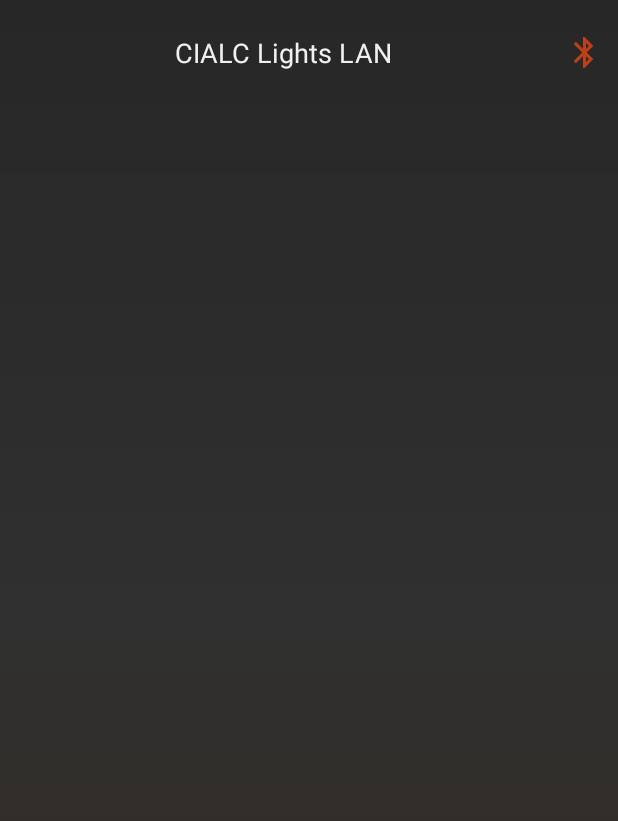
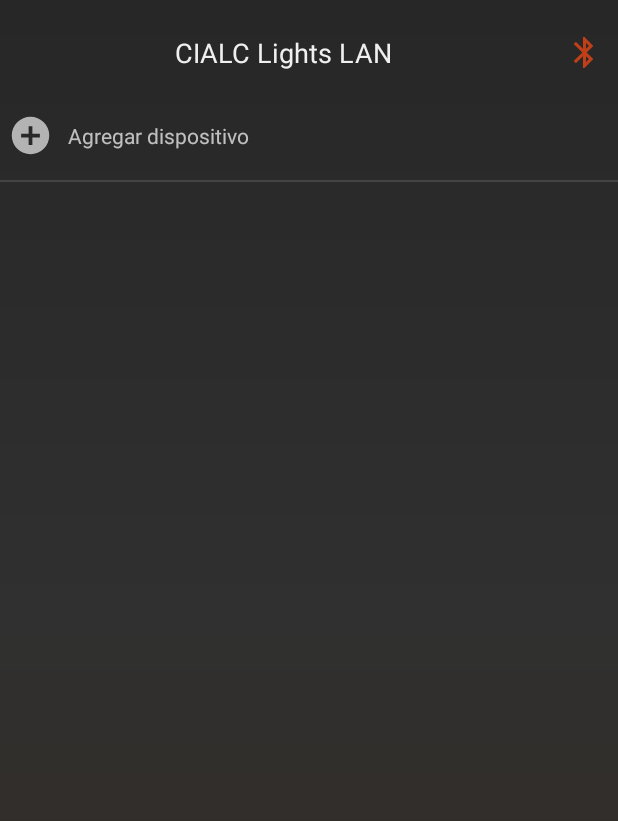
Before and after one commit to silver4a/CIALC-Lights-LAN, an Android app: the screen it shows after launch (MainActivity), on a phone screen of 412 x 824 dp. Before the commit the part shown is almost empty. Shown: the top 821 px of the screen. Run offline under Robolectric (Android 15) with nearby library versions, the phone set to English and light mode, and no system bars.

Commit message:
Se incorpora recyclerView para tener dinamicos los dispositivos.

```diff
--- a/app/src/main/java/com/cialc/MainActivity.java
+++ b/app/src/main/java/com/cialc/MainActivity.java
@@ -1,12 +1,21 @@
 package com.cialc;
 
 import androidx.appcompat.app.AppCompatActivity;
+import androidx.recyclerview.widget.DividerItemDecoration;
+import androidx.recyclerview.widget.ItemTouchHelper;
+import androidx.recyclerview.widget.LinearLayoutManager;
+import androidx.recyclerview.widget.RecyclerView;
 
 import android.app.Activity;
 import android.app.AlertDialog;
 import android.content.Context;
 import android.content.DialogInterface;
 import android.content.SharedPreferences;
+import android.graphics.Bitmap;
+import android.graphics.BitmapFactory;
+import android.graphics.Canvas;
+import android.graphics.drawable.BitmapDrawable;
+import android.graphics.drawable.Drawable;
 import android.os.Bundle;
 import android.view.View;
 import android.widget.EditText;
@@ -15,20 +24,26 @@ import android.widget.LinearLayout;
 import android.widget.TextView;
 import android.widget.Toast;
 
+import com.cialc.recycler.Adapter;
+import com.cialc.recycler.Dispositivo;
+
+import java.net.URL;
+import java.util.ArrayList;
 import java.util.Dictionary;
 import java.util.HashMap;
 import java.util.Map;
 
-public class MainActivity extends AppCompatActivity implements View.OnClickListener {
+public class MainActivity extends AppCompatActivity implements View.OnClickListener, Adapter.ListClickItem {
     //Controles globales.
     ImageView bt_bluetooth;
-    LinearLayout[] items = new LinearLayout[18];
-    TextView[] txts = new TextView[18];
-    Map<Integer,String> hostnames = new HashMap<Integer,String>();
-    int totalHostnames;
 
     //Objeto de bluetooth.
     BluetoothService bt;
+
+    //Array de dispositivos.
+    ArrayList<Dispositivo> listDevices;
+    RecyclerView recyclerView;
+    Adapter adapterDevices;
 
     @Override
     protected void onCreate(Bundle savedInstanceState) {
@@ -39,9 +54,12 @@ public class MainActivity extends AppCompatActivity implements View.OnClickListe
         //Configuración de las vistas
         bt_bluetooth = (ImageView) findViewById(R.id.bt_bluetooth);
         bt_bluetooth.setOnClickListener(this);
+        recyclerView = findViewById(R.id.recycler);
         //----------------------------------------
 
          bt = BluetoothService.getInstance(this,(Activity) this);
+
+        createRecycler();
 
     }
 
@@ -50,6 +68,12 @@ public class MainActivity extends AppCompatActivity implements View.OnClickListe
         switch (v.getId()){
             case R.id.bt_bluetooth:
                 //Se configura el BT.
+                bluetoohConfig();
+                break;
+        }
+    }
+
+    private void bluetoohConfig() {
         bt.configBluetooth(new BluetoothService.OnConnect() {
             @Override
             public void OnSuccess() {
@@ -61,11 +85,7 @@ public class MainActivity extends AppCompatActivity implements View.OnClickListe
                 //Error de conexion.
             }
         });
-                break;
     }
-    }
-
-
 
     private void dialogConfigWiFi(){
         final AlertDialog.Builder builder = new AlertDialog.Builder(MainActivity.this);
@@ -86,7 +106,9 @@ public class MainActivity extends AppCompatActivity implements View.OnClickListe
                         String datos = "$" + ssidText + "," + passText + "," + hostText + "&";
                         //Toast.makeText(MainActivity.this, datos, Toast.LENGTH_SHORT).show();
                         bt.writeB(datos);
-                        //saveHostname(hostText);
+                        listDevices.add(new Dispositivo(hostText,getBitmap(R.drawable.wifi_ico)));
+                        adapterDevices.notifyDataSetChanged();
+                        savePreferences();
                     }
                 })
                 .setCancelable(false);
@@ -94,9 +116,91 @@ public class MainActivity extends AppCompatActivity implements View.OnClickListe
         formulario.show();
     }
 
+    //Creacion del recycler.
+    private void createRecycler(){
+        listDevices = new ArrayList<>();
+
+        //Configuracion del linear layout del recycler.
+        LinearLayoutManager linearLayoutManager = new LinearLayoutManager(this);
+        linearLayoutManager.setReverseLayout(true);
+        linearLayoutManager.setStackFromEnd(true);
+
+        RecyclerView.LayoutManager layoutManager = linearLayoutManager;
+        recyclerView.setLayoutManager(layoutManager);
+        DividerItemDecoration dividerItemDecoration = new DividerItemDecoration(recyclerView.getContext(),getResources().getConfiguration().orientation);
+        recyclerView.addItemDecoration(dividerItemDecoration);
+
+        inflateDevices();
+
+        //Swipe
+        ItemTouchHelper.SimpleCallback simpleItemTouchCallback = new ItemTouchHelper.SimpleCallback(0,  ItemTouchHelper.RIGHT) {
+
+            @Override
+            public boolean onMove(RecyclerView recyclerView, RecyclerView.ViewHolder viewHolder, RecyclerView.ViewHolder target) {
+                return false;
+            }
+
+            @Override
+            public void onSwiped(RecyclerView.ViewHolder viewHolder, int swipeDir) {
+                //Remove swiped item from list and notify the RecyclerView
+                int position = viewHolder.getAdapterPosition();
+                listDevices.remove(position);
+                adapterDevices.notifyDataSetChanged();
+                if(position != 0)
+                    savePreferences();
+
+            }
+        };
+
+        adapterDevices = new Adapter(this,listDevices,this);
+        recyclerView.setAdapter(adapterDevices);
+
+        //Swipe config.
+        ItemTouchHelper itemTouchHelper = new ItemTouchHelper(simpleItemTouchCallback);
+        itemTouchHelper.attachToRecyclerView(recyclerView);
+
+    }
+
+    private void inflateDevices(){
+        //listDevices.add(new Dispositivo("LUZ1",getBitmap(R.drawable.wifi_ico)));
+        //listDevices.add(new Dispositivo("LUZ2",getBitmap(R.drawable.wifi_ico)));
+        //listDevices.add(new Dispositivo("LUZ3",getBitmap(R.drawable.wifi_ico)));
+        listDevices.add(new Dispositivo("Agregar dispositivo",getBitmap(R.drawable.add_ico)));
+        loadPreferences();
+    }
+
+    private Bitmap getBitmap(int drawableRes) {
+        Drawable drawable = getResources().getDrawable(drawableRes);
+        Canvas canvas = new Canvas();
+        Bitmap bitmap = Bitmap.createBitmap(drawable.getIntrinsicWidth(), drawable.getIntrinsicHeight(), Bitmap.Config.ARGB_8888);
+        canvas.setBitmap(bitmap);
+        drawable.setBounds(0, 0, drawable.getIntrinsicWidth(), drawable.getIntrinsicHeight());
+        drawable.draw(canvas);
+
+        return bitmap;
+    }
+
     //%%%%%%%%%%%%%%%%%%%%%%%%%%%%%%%%%%%%%%%%%%%%%%%%%%%%%%%%%%%%%%%%%%%%%%%%%%%%%%%%%%%%%%%%%%%%%%%%%%%%%%%%%%%
     //                                  Manejo de preferencias
     //%%%%%%%%%%%%%%%%%%%%%%%%%%%%%%%%%%%%%%%%%%%%%%%%%%%%%%%%%%%%%%%%%%%%%%%%%%%%%%%%%%%%%%%%%%%%%%%%%%%%%%%%%%%
+
+    void savePreferences(){
+        int numberDevices = adapterDevices.getItemCount();
+        for(int k=1;k<numberDevices;k++){
+            Writepreferences("HOST"+k,listDevices.get(k).getHostname());
+            Writepreferences("DEVICE_NUMBER",String.valueOf(k));
+        }
+        Writepreferences("DEVICE_NUMBER",String.valueOf(numberDevices-1));
+    }
+
+    void loadPreferences(){
+        int numberDevices = Integer.parseInt(Readpreferences("DEVICE_NUMBER","0"));
+        for(int k=1;k<numberDevices+1;k++){
+            String host = Readpreferences("HOST"+k,"ERROR");
+            listDevices.add(new Dispositivo(host,getBitmap(R.drawable.wifi_ico)));
+        }
+    }
+
     //Lectura de preferencias
     String Readpreferences(String address, String error) {
         SharedPreferences preferences = getSharedPreferences("config", Context.MODE_PRIVATE);
@@ -117,4 +221,14 @@ public class MainActivity extends AppCompatActivity implements View.OnClickListe
         settings.edit().remove(address).commit();
     }
 
+    @Override
+    public void onListItemClick(int id, int clickItem, Dispositivo device) {
+
+        if(clickItem == 0){
+            //dialogConfigWiFi();
+            bluetoohConfig();
+        }else{
+            Toast.makeText(this, "device: "+device.getHostname(), Toast.LENGTH_SHORT).show();
         }
+    }
+}
--- /dev/null
+++ b/app/src/main/java/com/cialc/recycler/Adapter.java
@@ -0,0 +1,74 @@
+package com.cialc.recycler;
+
+import android.accounts.NetworkErrorException;
+import android.content.Context;
+import android.view.LayoutInflater;
+import android.view.View;
+import android.view.ViewGroup;
+import android.widget.ImageView;
+import android.widget.LinearLayout;
+import android.widget.TextView;
+
+import androidx.annotation.NonNull;
+import androidx.recyclerview.widget.RecyclerView;
+
+import com.cialc.R;
+
+import java.util.ArrayList;
+
+public class Adapter extends RecyclerView.Adapter <Adapter.ViewHolderItems> {
+
+    private Context context;
+    private ArrayList<Dispositivo> listDispositivos;
+    private ListClickItem listClickItem;
+
+    public Adapter(Context context, ArrayList<Dispositivo> listDispositivos, ListClickItem listClickItem) {
+        this.context = context;
+        this.listDispositivos = listDispositivos;
+        this.listClickItem = listClickItem;
+    }
+
+    @NonNull
+    @Override
+    public ViewHolderItems onCreateViewHolder(@NonNull ViewGroup parent, int viewType) {
+        View view = LayoutInflater.from(parent.getContext()).inflate(R.layout.layout_item,parent,false);
+        return new ViewHolderItems(view);
+    }
+
+    @Override
+    public void onBindViewHolder(@NonNull ViewHolderItems holder, int position) {
+        holder.hostname.setText(listDispositivos.get(position).getHostname());
+        holder.image.setImageBitmap(listDispositivos.get(position).getImage());
+    }
+
+    @Override
+    public int getItemCount() {
+        return listDispositivos.size();
+    }
+
+    public class ViewHolderItems extends RecyclerView.ViewHolder implements View.OnClickListener {
+
+        LinearLayout item = (LinearLayout) itemView.findViewById(R.id.item_layout);
+        TextView hostname = (TextView) itemView.findViewById(R.id.txtHostname);
+        ImageView image = (ImageView) itemView.findViewById(R.id.imgItem);
+
+        public ViewHolderItems(@NonNull View itemView) {
+            super(itemView);
+            item.setOnClickListener(this);
+        }
+
+        @Override
+        public void onClick(View v) {
+            int clickItem = getAdapterPosition();
+            Dispositivo itemSelect = new Dispositivo(listDispositivos.get(clickItem).getHostname(),
+                                                    listDispositivos.get(clickItem).getImage());
+
+            listClickItem.onListItemClick(v.getId(),clickItem,itemSelect);
+
+        }
+    }
+
+    public interface ListClickItem{
+        void onListItemClick(int id, int clickItem, Dispositivo device);
+    }
+}
--- /dev/null
+++ b/app/src/main/java/com/cialc/recycler/Dispositivo.java
@@ -0,0 +1,30 @@
+package com.cialc.recycler;
+
+import android.graphics.Bitmap;
+
+public class Dispositivo {
+
+    private String hostname;
+    private Bitmap image;
+
+    public Dispositivo(String hostname, Bitmap image) {
+        this.hostname = hostname;
+        this.image = image;
+    }
+
+    public String getHostname() {
+        return hostname;
+    }
+
+    public void setHostname(String hostname) {
+        this.hostname = hostname;
+    }
+
+    public Bitmap getImage() {
+        return image;
+    }
+
+    public void setImage(Bitmap image) {
+        this.image = image;
+    }
+}
--- /dev/null
+++ b/app/src/main/res/drawable/add_ico.xml
@@ -0,0 +1,8 @@
+<?xml version="1.0" encoding="utf-8"?>
+<vector xmlns:android="http://schemas.android.com/apk/res/android"
+    android:height="30dp"
+    android:width="30dp"
+    android:viewportWidth="24"
+    android:viewportHeight="24">
+    <path android:fillColor="#B3B3B3" android:pathData="M17,13H13V17H11V13H7V11H11V7H13V11H17M12,2A10,10 0 0,0 2,12A10,10 0 0,0 12,22A10,10 0 0,0 22,12A10,10 0 0,0 12,2Z" />
+</vector>
--- a/app/src/main/res/layout/activity_main.xml
+++ b/app/src/main/res/layout/activity_main.xml
@@ -29,9 +29,15 @@
             android:layout_width="wrap_content"
             android:layout_height="match_parent"
             android:layout_weight="1"
+            android:background="@drawable/ripple"
             android:clickable="true"
             app:srcCompat="@drawable/bluetooth_ico" />
 
     </LinearLayout>
 
+    <androidx.recyclerview.widget.RecyclerView
+        android:id="@+id/recycler"
+        android:layout_width="match_parent"
+        android:layout_height="match_parent" />
+
 </LinearLayout>
--- a/app/src/main/res/layout/layout_item.xml
+++ b/app/src/main/res/layout/layout_item.xml
@@ -1,26 +1,31 @@
 <?xml version="1.0" encoding="utf-8"?>
 <LinearLayout xmlns:android="http://schemas.android.com/apk/res/android"
     xmlns:app="http://schemas.android.com/apk/res-auto"
-    android:layout_width="wrap_content"
+    android:id="@+id/item_layout"
+    android:layout_width="match_parent"
     android:layout_height="wrap_content"
+    android:background="@drawable/ripple"
     android:orientation="vertical">
 
     <LinearLayout
         android:layout_width="match_parent"
         android:layout_height="match_parent"
         android:layout_margin="5dp"
-        android:orientation="vertical">
+        android:orientation="horizontal">
 
         <ImageView
-            android:id="@+id/imgc3f1"
-            android:layout_width="match_parent"
+            android:id="@+id/imgItem"
+            android:layout_width="wrap_content"
             android:layout_height="wrap_content"
+            android:layout_marginEnd="10dp"
+            android:layout_marginRight="10dp"
             app:srcCompat="@drawable/wifi_ico" />
 
         <TextView
-            android:id="@+id/txtc3f1"
+            android:id="@+id/txtHostname"
             android:layout_width="match_parent"
-            android:layout_height="wrap_content"
+            android:layout_height="match_parent"
+            android:gravity="center_vertical"
             android:text="Hostname" />
     </LinearLayout>
 
```
Also changed, not shown: app/src/main/res/layout/add_item.xml (added, +14 -0 lines). Lines whose indentation alone changed are shown as unchanged.
